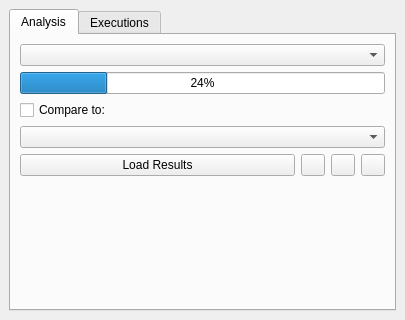
The window that ui/watering_analysis_dialog.ui (Ingeniousware/QGISWaterIng) describes before a commit, drawn with Qt 5.
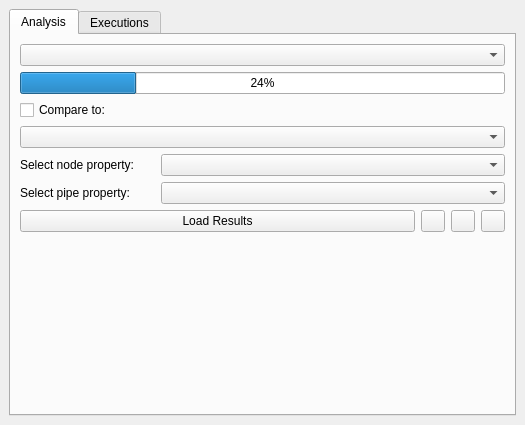
The same window after the commit. The open tabs and pages were chosen to show the change.

Commit message: simulation property combobox

What changed in the file:
```diff
--- a/ui/watering_analysis_dialog.ui
+++ b/ui/watering_analysis_dialog.ui
@@ -6,8 +6,8 @@
    <rect>
     <x>0</x>
     <y>0</y>
-    <width>405</width>
-    <height>320</height>
+    <width>525</width>
+    <height>425</height>
    </rect>
   </property>
   <property name="sizePolicy">
@@ -32,8 +32,8 @@
      <verstretch>0</verstretch>
     </sizepolicy>
    </property>
-   <layout class="QVBoxLayout" name="verticalLayout_2">
-    <item>
+   <layout class="QGridLayout" name="gridLayout_3">
+    <item row="0" column="0">
      <widget class="QTabWidget" name="tabWidget">
       <property name="currentIndex">
        <number>1</number>
@@ -42,8 +42,8 @@
        <attribute name="title">
         <string>Analysis</string>
        </attribute>
-       <layout class="QVBoxLayout" name="verticalLayout_3">
-        <item>
+       <layout class="QGridLayout" name="gridLayout_2">
+        <item row="0" column="0">
          <layout class="QVBoxLayout" name="verticalLayout">
           <item>
            <widget class="QComboBox" name="analysis_box"/>
@@ -65,6 +65,65 @@
           <item>
            <widget class="QComboBox" name="analysis_box2"/>
           </item>
+          <item>
+           <layout class="QHBoxLayout" name="horizontalLayout" stretch="0,0">
+            <property name="spacing">
+             <number>1</number>
+            </property>
+            <property name="sizeConstraint">
+             <enum>QLayout::SetDefaultConstraint</enum>
+            </property>
+            <item>
+             <widget class="QLabel" name="nodesValueLabel">
+              <property name="sizePolicy">
+               <sizepolicy hsizetype="Preferred" vsizetype="Preferred">
+                <horstretch>0</horstretch>
+                <verstretch>0</verstretch>
+               </sizepolicy>
+              </property>
+              <property name="maximumSize">
+               <size>
+                <width>140</width>
+                <height>20</height>
+               </size>
+              </property>
+              <property name="text">
+               <string>Select node property:</string>
+              </property>
+             </widget>
+            </item>
+            <item>
+             <widget class="QComboBox" name="nodesComboBox">
+              <property name="enabled">
+               <bool>true</bool>
+              </property>
+             </widget>
+            </item>
+           </layout>
+          </item>
+          <item>
+           <layout class="QHBoxLayout" name="horizontalLayout_4">
+            <property name="spacing">
+             <number>1</number>
+            </property>
+            <item>
+             <widget class="QLabel" name="pipesValueLabel">
+              <property name="maximumSize">
+               <size>
+                <width>140</width>
+                <height>20</height>
+               </size>
+              </property>
+              <property name="text">
+               <string>Select pipe property:</string>
+              </property>
+             </widget>
+            </item>
+            <item>
+             <widget class="QComboBox" name="pipesComboBox"/>
+            </item>
+           </layout>
+          </item>
           <item>
            <layout class="QHBoxLayout" name="horizontalLayout_3">
             <item alignment="Qt::AlignTop">
```
Left out of the diff: 5 changed lines with no effect on the pictures. The commit also changes 4 other files.
